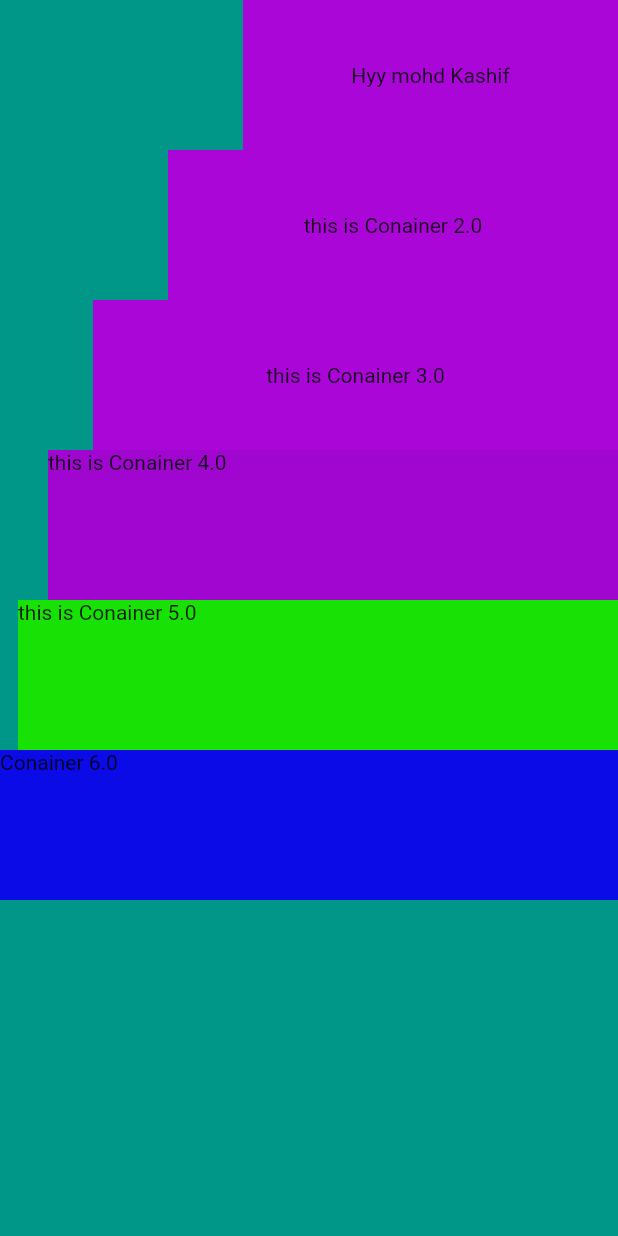
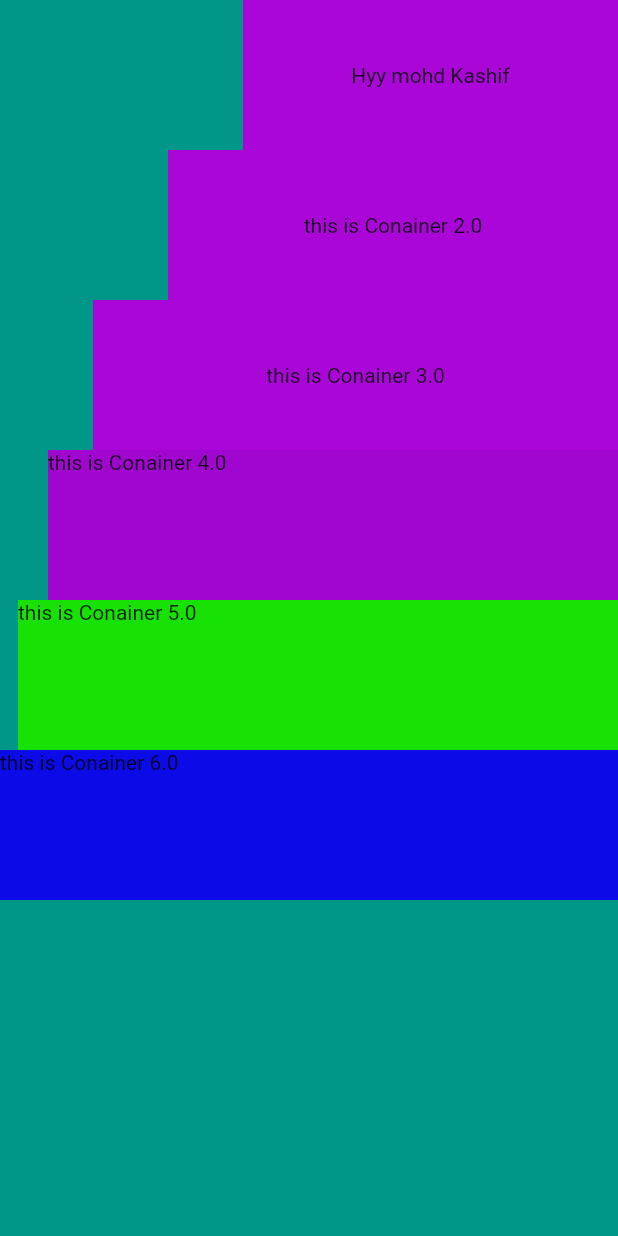
Before and after one commit to HEYKASHIF/quizApp, a Flutter app: the bootCamp screen opened directly, on a phone screen of 412 x 824 dp. Run offline on Flutter 3.47's test engine with Material 2 defaults, Android fonts, the phone set to English and light mode, and no system bars.

Commit message:
"13-june commit1"

```diff
--- a/lib/bootcamp.dart
+++ b/lib/bootcamp.dart
@@ -48,7 +48,7 @@ class bootCamp extends StatelessWidget {
             height: 100.0,
             width: 420.0,
             color: Color.fromARGB(255, 11, 11, 231),
-            child: Text('Conainer 6.0'),
+            child: Text('this is Conainer 6.0'),
           ),
           Container(
             width: double.infinity,
```
